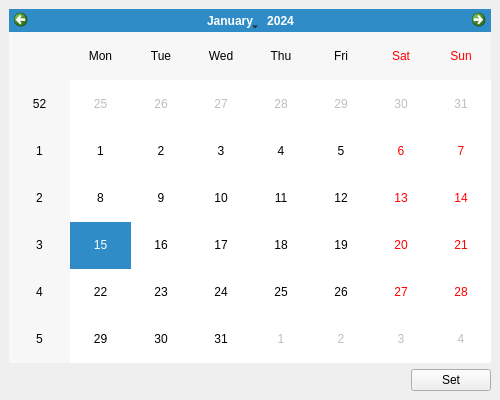
This is assets/ui/calendar.ui in nhave/Data-Project-2022 as Qt 5 draws it before an edit. The edited form follows.
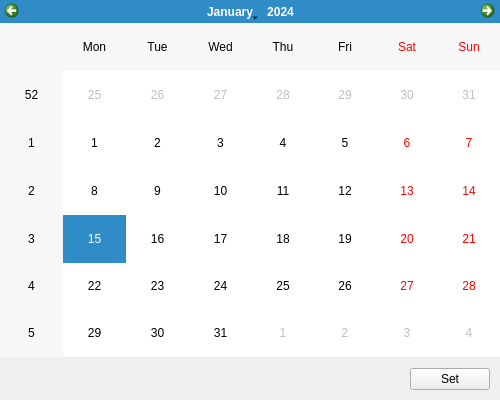
This is the edited form.

What changed in the file:
```diff
--- a/assets/ui/calendar.ui
+++ b/assets/ui/calendar.ui
@@ -15,7 +15,36 @@
   </property>
   <widget class="QWidget" name="centralwidget">
    <layout class="QGridLayout" name="gridLayout">
-    <item row="1" column="1">
+    <property name="leftMargin">
+     <number>0</number>
+    </property>
+    <property name="topMargin">
+     <number>0</number>
+    </property>
+    <property name="rightMargin">
+     <number>0</number>
+    </property>
+    <property name="bottomMargin">
+     <number>0</number>
+    </property>
+    <item row="0" column="0" colspan="2">
+     <widget class="QCalendarWidget" name="calendar"/>
+    </item>
+    <item row="1" column="0" colspan="2">
+     <layout class="QGridLayout" name="gridLayout_2">
+      <property name="leftMargin">
+       <number>10</number>
+      </property>
+      <property name="topMargin">
+       <number>5</number>
+      </property>
+      <property name="rightMargin">
+       <number>10</number>
+      </property>
+      <property name="bottomMargin">
+       <number>10</number>
+      </property>
+      <item row="0" column="1">
      <widget class="QPushButton" name="buttonSet">
       <property name="sizePolicy">
        <sizepolicy hsizetype="Fixed" vsizetype="Fixed">
@@ -28,8 +57,20 @@
       </property>
      </widget>
     </item>
-    <item row="0" column="0" colspan="2">
-     <widget class="QCalendarWidget" name="calendar"/>
+      <item row="0" column="0">
+       <spacer name="horizontalSpacer">
+        <property name="orientation">
+         <enum>Qt::Horizontal</enum>
+        </property>
+        <property name="sizeHint" stdset="0">
+         <size>
+          <width>40</width>
+          <height>20</height>
+         </size>
+        </property>
+       </spacer>
+      </item>
+     </layout>
     </item>
    </layout>
   </widget>
```
Lines whose indentation alone changed are shown as unchanged.
